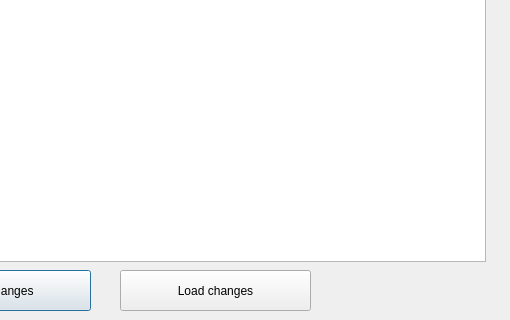
This is buld/db_widget.ui in 5hp1k/CapybaraAppraiser as Qt 5 draws it before an edit; both pictures show x 290 to 800 and y 280 to 600 of the 800 by 600 pixel window. The edited form follows.
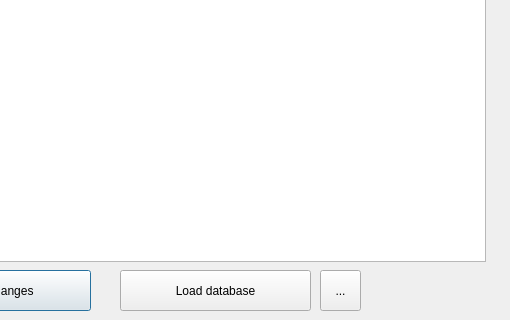
This is the edited form.

What changed in the file:
```diff
--- a/buld/db_widget.ui
+++ b/buld/db_widget.ui
@@ -55,7 +55,7 @@
      </rect>
     </property>
     <property name="text">
-     <string>Load changes</string>
+     <string>Load database</string>
     </property>
    </widget>
    <widget class="QToolButton" name="returnButton">
@@ -84,6 +84,19 @@
      <string>...</string>
     </property>
    </widget>
+   <widget class="QToolButton" name="clearButton">
+    <property name="geometry">
+     <rect>
+      <x>610</x>
+      <y>550</y>
+      <width>41</width>
+      <height>41</height>
+     </rect>
+    </property>
+    <property name="text">
+     <string>...</string>
+    </property>
+   </widget>
   </widget>
   <widget class="QMenuBar" name="menubar">
    <property name="geometry">
```
